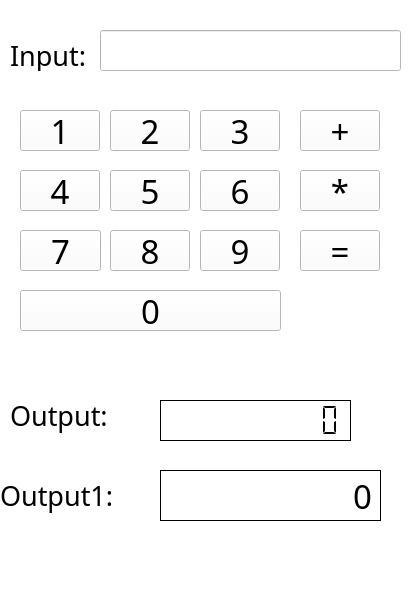
Before: the Qt Designer form src/components/main.ui in Nont18/Dung-calculator, drawn with Qt 5.
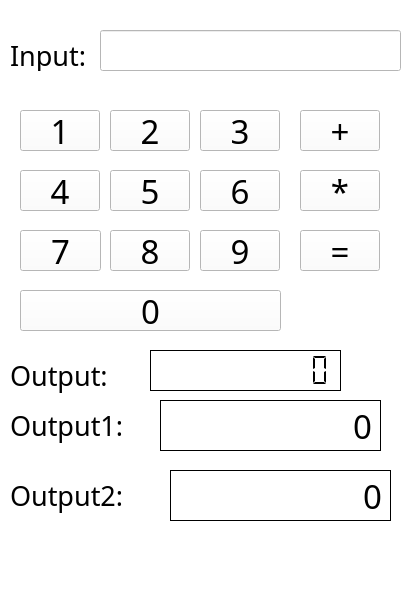
After: the same form once the commit is applied.

The edit to the form file:
```diff
--- a/src/components/main.ui
+++ b/src/components/main.ui
@@ -328,7 +328,7 @@
     <property name="geometry">
      <rect>
       <x>10</x>
-      <y>390</y>
+      <y>350</y>
       <width>131</width>
       <height>51</height>
      </rect>
@@ -343,11 +343,11 @@
      <string>Output:</string>
     </property>
    </widget>
-   <widget class="QLabel" name="output_label">
+   <widget class="QLabel" name="output_label_3">
     <property name="geometry">
      <rect>
-      <x>0</x>
-      <y>470</y>
+      <x>10</x>
+      <y>400</y>
       <width>151</width>
       <height>51</height>
      </rect>
@@ -365,8 +365,8 @@
    <widget class="QLCDNumber" name="output_lcd">
     <property name="geometry">
      <rect>
-      <x>160</x>
-      <y>400</y>
+      <x>150</x>
+      <y>350</y>
       <width>191</width>
       <height>41</height>
      </rect>
@@ -422,6 +422,43 @@
     <property name="geometry">
      <rect>
       <x>160</x>
+      <y>400</y>
+      <width>221</width>
+      <height>51</height>
+     </rect>
+    </property>
+    <property name="font">
+     <font>
+      <family>Microsoft New Tai Lue</family>
+      <pointsize>25</pointsize>
+     </font>
+    </property>
+    <property name="toolTipDuration">
+     <number>-1</number>
+    </property>
+    <property name="layoutDirection">
+     <enum>Qt::LeftToRight</enum>
+    </property>
+    <property name="frameShape">
+     <enum>QFrame::Box</enum>
+    </property>
+    <property name="frameShadow">
+     <enum>QFrame::Plain</enum>
+    </property>
+    <property name="lineWidth">
+     <number>1</number>
+    </property>
+    <property name="text">
+     <string>0</string>
+    </property>
+    <property name="alignment">
+     <set>Qt::AlignRight|Qt::AlignTrailing|Qt::AlignVCenter</set>
+    </property>
+   </widget>
+   <widget class="QLabel" name="label_2">
+    <property name="geometry">
+     <rect>
+      <x>170</x>
       <y>470</y>
       <width>221</width>
       <height>51</height>
@@ -452,6 +489,25 @@
      <set>Qt::AlignRight|Qt::AlignTrailing|Qt::AlignVCenter</set>
     </property>
    </widget>
+   <widget class="QLabel" name="output_label_2">
+    <property name="geometry">
+     <rect>
+      <x>10</x>
+      <y>470</y>
+      <width>151</width>
+      <height>51</height>
+     </rect>
+    </property>
+    <property name="font">
+     <font>
+      <family>Microsoft New Tai Lue</family>
+      <pointsize>20</pointsize>
+     </font>
+    </property>
+    <property name="text">
+     <string>Output2:</string>
+    </property>
+   </widget>
   </widget>
   <widget class="QMenuBar" name="menubar">
    <property name="geometry">
```
